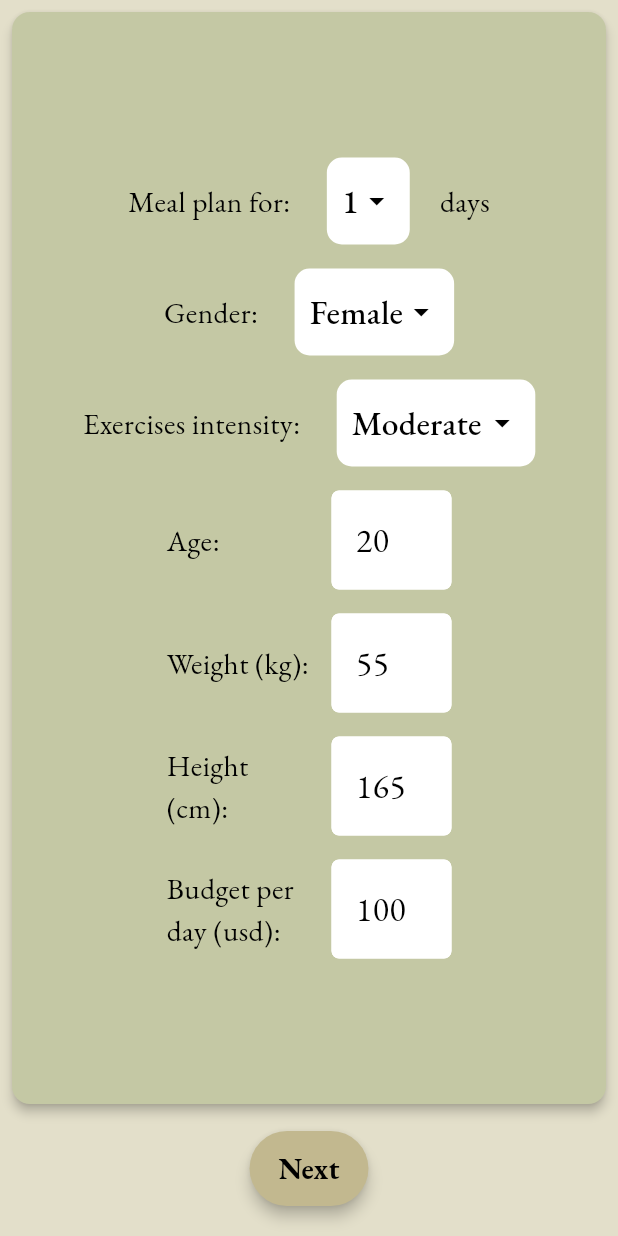
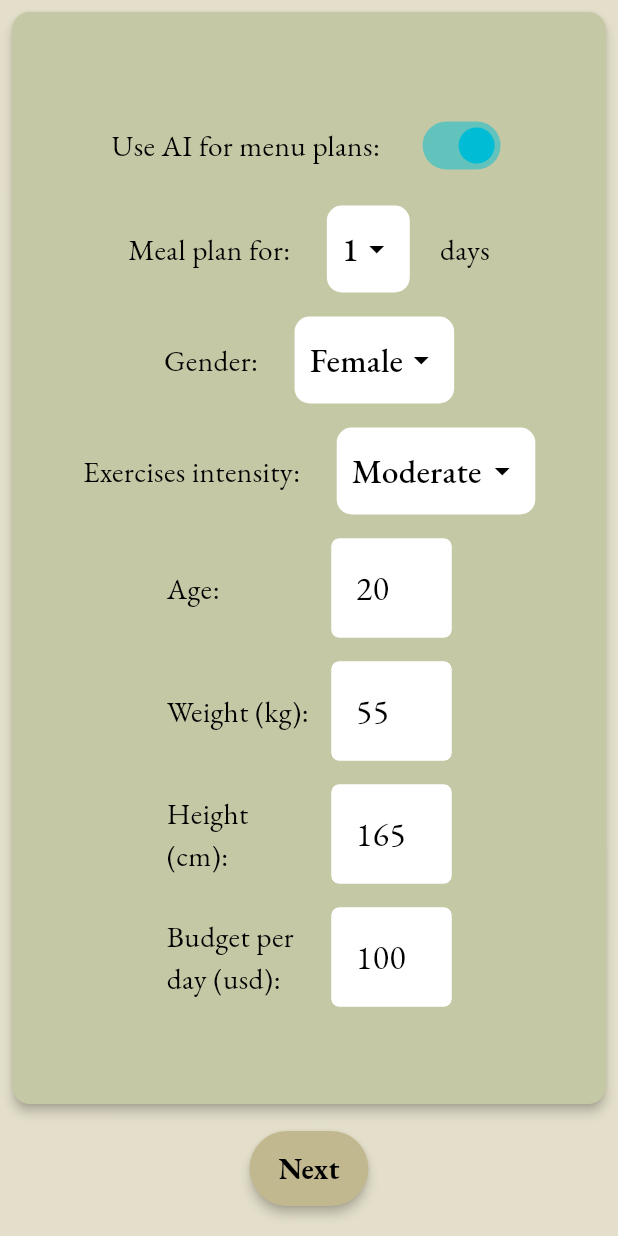
Before and after one commit to Victoria-Developer/Fitsy, a Flutter app: the screen it shows after launch, on a phone screen of 412 x 824 dp. Run offline on Flutter 3.47's test engine with Material 3 defaults, Android fonts, the phone set to English and light mode, and no system bars; our stand-ins replace flutter_riverpod, go_router, google_fonts, objectbox, riverpod_annotation, shared_preferences and 1 more; accounts and stored records are empty; generated files the repository leaves out were written again.

Commit message:
Added Supabase implementation. Added option to switch between AI generation and Supabase meal plans. Added visibility toggle button to show or hide recipe instructions. Updated app code version.

```diff
--- a/lib/data/repositories/settings_repository.dart
+++ b/lib/data/repositories/settings_repository.dart
@@ -17,6 +17,7 @@ class SettingsRepository {
   final String _genderKey = "gender";
   final String _activityLevelKey = "activity";
   final String _isFirstLaunchKey = "is_first_launch";
+  final String _useAIKey = "use_AI";
 
   Future<Settings> loadSettings() async {
     _preferences = await SharedPreferences.getInstance();
@@ -39,6 +40,9 @@ class SettingsRepository {
     );
     changeVal(_preferences.getBool(_isFirstLaunchKey),
         (val) => userData.isFirstLaunch = val);
+
+    changeVal(_preferences.getBool(_useAIKey),
+            (val) => userData.useAI = val);
 
     return userData;
   }
@@ -71,6 +75,7 @@ class SettingsRepository {
         _activityLevelKey, userData.activity.name.toLowerCase());
 
     _preferences.setBool(_isFirstLaunchKey, userData.isFirstLaunch);
+    _preferences.setBool(_useAIKey, userData.useAI);
   }
 }
 
--- a/lib/domain/models/settings.dart
+++ b/lib/domain/models/settings.dart
@@ -2,6 +2,7 @@ import '../enums/activity.dart';
 import '../enums/gender.dart';
 
 class Settings {
+  bool useAI;
   int days;
   int budget;
   int weight;
@@ -13,6 +14,7 @@ class Settings {
   Activity activity;
 
   Settings({
+    this.useAI = true,
     this.days = 1,
     this.budget = 100,
     this.weight = 55,
@@ -25,6 +27,7 @@ class Settings {
   });
 
   copyWith(Settings settings) {
+    useAI = settings.useAI;
     days = settings.days;
     budget = settings.budget;
     weight = settings.weight;
--- a/lib/main.dart
+++ b/lib/main.dart
@@ -1,12 +1,15 @@
+import 'package:fitsy/auth/secrets.dart';
 import 'package:fitsy/presentation/navigation/app_navigator.dart';
 import 'package:fitsy/presentation/themes/material_theme.dart';
 import 'package:fitsy/presentation/themes/util.dart';
 import 'package:flutter/material.dart';
 import 'package:flutter_riverpod/flutter_riverpod.dart';
+import 'package:supabase_flutter/supabase_flutter.dart';
 
 
 void main() async {
   WidgetsFlutterBinding.ensureInitialized();
+  await Supabase.initialize(url: supabaseURL,anonKey: supabaseAnonKey);
   runApp(const ProviderScope(child: App()));
 }
 
--- a/lib/presentation/navigation/app_navigator.dart
+++ b/lib/presentation/navigation/app_navigator.dart
@@ -4,7 +4,7 @@ import 'package:flutter_riverpod/flutter_riverpod.dart';
 import 'package:go_router/go_router.dart';
 
 import '../screens/splash_screen.dart';
-import '../screens/options_page.dart';
+import '../screens/settings_page.dart';
 import '../screens/recipes_page.dart';
 import '../widgets/dynamic_bottom_bar.dart';
 
@@ -37,7 +37,7 @@ final routerProvider = Provider<GoRouter>((ref) {
           name: onboardingRoute.name,
           path: onboardingRoute.path,
           pageBuilder: (context, state) {
-            return _transition(OptionsPage(
+            return _transition(SettingsPage(
                 onNavigateToRecipesPage: () =>
                     onNavigation(context, recipesRoute)));
           }),
@@ -62,7 +62,7 @@ final routerProvider = Provider<GoRouter>((ref) {
               GoRoute(
                 name: optionsRoute.name,
                 path: optionsRoute.path,
-                pageBuilder: (context, state) => _transition(OptionsPage()),
+                pageBuilder: (context, state) => _transition(SettingsPage()),
               )
             ],
           ),
--- a/lib/presentation/screens/settings_notifier.dart
+++ b/lib/presentation/screens/settings_notifier.dart
@@ -62,6 +62,11 @@ class SettingsNotifier extends AsyncNotifier<Settings> {
     state = AsyncData(userData);
   }
 
+  setUseAI(bool useAI){
+    userData.useAI = useAI;
+    state = AsyncData(userData);
+  }
+
   saveSettings() async {
     _originalUserData.copyWith(userData);
     _settingsRepo.saveSettings(userData);
--- a/lib/presentation/screens/options_page.dart
+++ b/lib/presentation/screens/settings_page.dart
@@ -9,17 +9,18 @@ import '../../domain/enums/activity.dart';
 import '../../domain/enums/gender.dart';
 import '../widgets/outlined_text_field.dart';
 
-class OptionsPage extends ConsumerStatefulWidget {
-  const OptionsPage({super.key, this.onNavigateToRecipesPage});
+class SettingsPage extends ConsumerStatefulWidget {
+  const SettingsPage({super.key, this.onNavigateToRecipesPage});
 
   final void Function()? onNavigateToRecipesPage;
 
   @override
-  ConsumerState<OptionsPage> createState() => _OptionsPageState();
+  ConsumerState<SettingsPage> createState() => _OptionsPageState();
 }
 
-class _OptionsPageState extends ConsumerState<OptionsPage> {
+class _OptionsPageState extends ConsumerState<SettingsPage> {
   final daysList = List.generate(7, (index) => index + 1);
+  final submitButtonStyle = GoogleFonts.ebGaramond(fontWeight: FontWeight.bold);
 
   @override
   void initState() {
@@ -50,6 +51,18 @@ class _OptionsPageState extends ConsumerState<OptionsPage> {
               child: Column(
             mainAxisSize: MainAxisSize.min,
             children: [
+              _padded(_wrap([
+                const Text('Use AI for menu plans: '),
+                Switch(
+                  value: userData.useAI,
+                  activeColor: Colors.cyan,
+                  onChanged: (bool value) {
+                    setState(() {
+                      notifier.setUseAI(value);
+                    });
+                  },
+                )
+              ])),
               _padded(
                 _wrap([
                   const Text('Meal plan for: '),
@@ -185,8 +198,7 @@ class _OptionsPageState extends ConsumerState<OptionsPage> {
         }
         notifier.saveSettings();
       },
-      child: Text(isFirstLaunch ? "Next" : "Save",
-          style: GoogleFonts.ebGaramond(fontWeight: FontWeight.bold)),
+      child: Text(isFirstLaunch ? "Next" : "Save", style: submitButtonStyle),
     );
   }
 }
--- a/lib/presentation/themes/material_theme.dart
+++ b/lib/presentation/themes/material_theme.dart
@@ -84,7 +84,7 @@ class MaterialTheme {
       ),
       elevatedButtonTheme: ElevatedButtonThemeData(
           style: ElevatedButton.styleFrom(
-        elevation: 4,
+        elevation: 3,
         minimumSize: Size(60, 50),
         backgroundColor: colorScheme.primaryContainer,
         // force button bg color
--- a/pubspec.yaml
+++ b/pubspec.yaml
@@ -45,6 +45,7 @@ dependencies:
   # Use with the CupertinoIcons class for iOS style icons.
   cupertino_icons: ^1.0.8
   google_fonts: ^6.3.0
+  supabase_flutter: ^2.0.0
 
 dev_dependencies:
   flutter_test:
```
Also changed, not shown: lib/data/api/gemini/gemini_api.dart (+4 -8 lines), lib/data/repositories/recipes_repository.dart (+80 -45 lines), lib/domain/converters/converter.dart (+23 -9 lines), lib/presentation/screens/meal_pans_notifier.dart (+1 -7 lines), lib/presentation/screens/recipes_page.dart (+12 -13 lines), lib/presentation/widgets/visibility_component.dart (added, +34 -0 lines), lib/data/api/pixabay_api.dart (line endings or trailing spaces), pubspec.lock, 1 other file.
